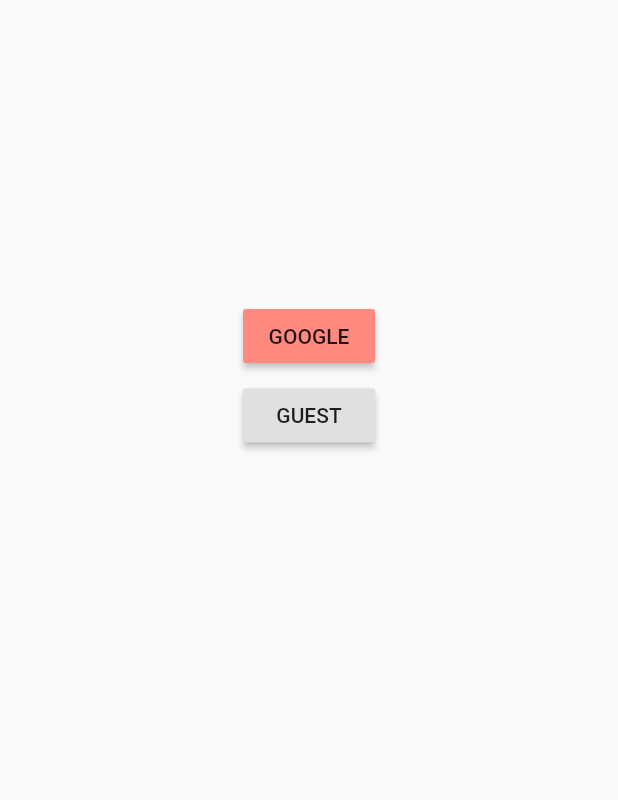
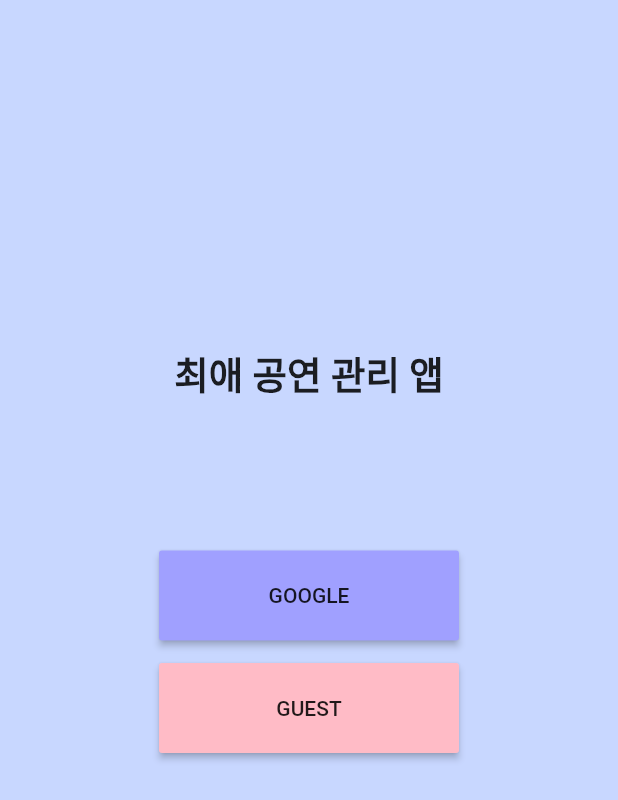
Before and after one commit to SongJihyeon/mobile_app_team, a Flutter app: the screen it shows after launch, on a phone screen of 412 x 824 dp. Shown: the top 800 px of the screen. Run offline on Flutter 3.47's test engine with Material 2 defaults, Android fonts, the phone set to English and light mode, and no system bars; our stand-ins replace cloud_firestore, firebase_auth, firebase_core, flutter_form_builder, flutter_swiper, google_maps_flutter and 1 more; missing offline and left inert: xml2json; accounts and stored records are empty; network calls fail; Roboto replaces fonts that are missing (cafe).

Commit message:
design_login

```diff
--- a/lib/login.dart
+++ b/lib/login.dart
@@ -74,12 +74,14 @@ class _LoginPageState extends State<LoginPage> {
     ShowRepository().fetchloaction();
 
     return Scaffold(
+      backgroundColor: Color(0xFFC8D7FF),
       body: SafeArea(
         child: ListView(
           padding: const EdgeInsets.symmetric(horizontal: 24.0),
           children: const <Widget>[
-            SizedBox(height: 80.0),
-            SizedBox(height: 120.0),
+            SizedBox(height: 230.0),
+            Center(child: Text("최애 공연 관리 앱", style: TextStyle(fontSize: 25, fontWeight: FontWeight.bold))),
+            SizedBox(height: 100.0),
             GoogleButton(),
             SizedBox(height: 5.0),
             AnonymousSigninButton(),
@@ -104,15 +106,18 @@ class GoogleButtonState extends State<GoogleButton>{
     return Column(
       children: [
         Container(
+          width: 200,
+          height: 60,
           child: RaisedButton(
             onPressed: () async{
               signInWithGoogle();
               Navigator.push(context, MaterialPageRoute(builder: (BuildContext context) => HomePage()));
             },
             child:Text("GOOGLE"),
-            color: Colors.redAccent[100],
+            color: Color(0xFFA0A0FF),
           ),
         ),
+        SizedBox(height: 10),
       ],
     );
   }
@@ -150,12 +155,15 @@ class AnonymousSigninButtonState extends State<AnonymousSigninButton>{
     return Column(
       children: [
         Container(
+          width: 200,
+          height: 60,
           child: RaisedButton(
             onPressed: () async{
               signInAnonymously();
               Navigator.push(context, MaterialPageRoute(builder: (BuildContext context) => HomePage()));
             },
             child:Text("GUEST"),
+            color: Color(0xFFFFBBC6),
           ),
         ),
       ],
```
